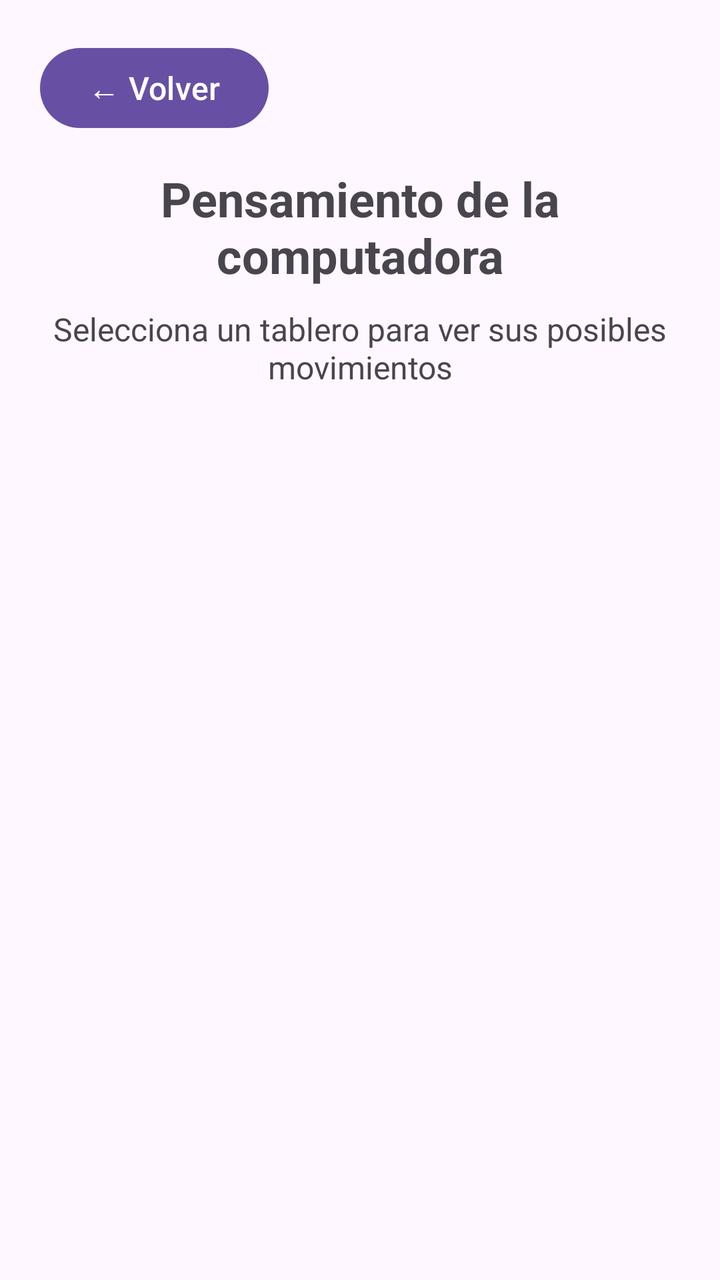
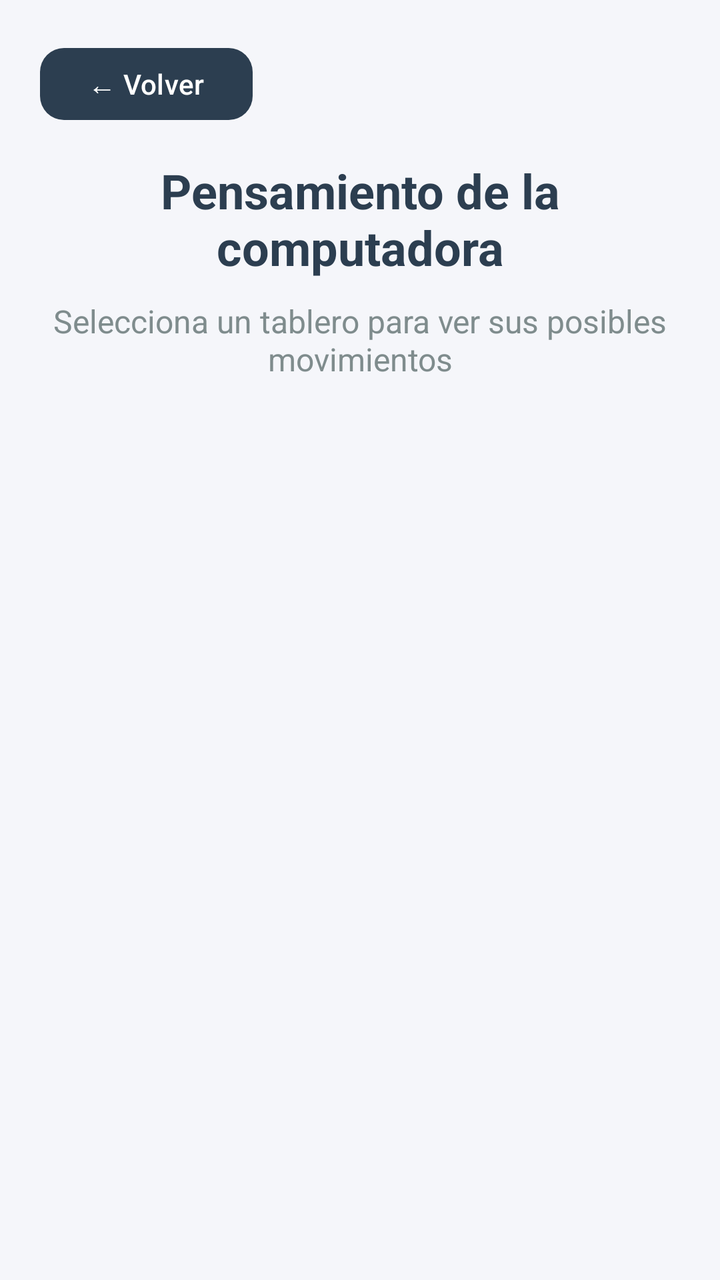

Screens rendered from an Android XML layout before and after an edit, with the pre-edit source and the edit as a unified diff.
<!-- AndroidManifest.xml: application theme Theme.ProyectoEDD -->
<!-- res/layout/activity_pensamiento.xml -->
<?xml version="1.0" encoding="utf-8"?>
<LinearLayout
    xmlns:android="http://schemas.android.com/apk/res/android"
    android:layout_width="match_parent"
    android:layout_height="match_parent"
    android:orientation="vertical"
    android:padding="20dp">

    <Button
        android:id="@+id/btnVolverPensamiento"
        android:layout_width="wrap_content"
        android:layout_height="wrap_content"
        android:text="← Volver"
        android:textSize="16sp" />

    <TextView
        android:id="@+id/tvTituloPensamiento"
        android:layout_width="match_parent"
        android:layout_height="wrap_content"
        android:layout_marginTop="15dp"
        android:gravity="center"
        android:text="Pensamiento de la computadora"
        android:textSize="24sp"
        android:textStyle="bold" />

    <TextView
        android:id="@+id/tvInstruccionPensamiento"
        android:layout_width="match_parent"
        android:layout_height="wrap_content"
        android:layout_marginTop="10dp"
        android:gravity="center"
        android:text="Selecciona un tablero para ver sus posibles movimientos"
        android:textSize="16sp" />

    <ScrollView
        android:layout_width="match_parent"
        android:layout_height="0dp"
        android:layout_weight="1"
        android:layout_marginTop="20dp">

        <LinearLayout
            android:id="@+id/contenedorTableros"
            android:layout_width="match_parent"
            android:layout_height="wrap_content"
            android:orientation="vertical" />

    </ScrollView>

</LinearLayout>
<!-- resources referenced by this layout -->
<resources>
  <style name="Theme.ProyectoEDD" parent="Base.Theme.ProyectoEDD" />
  <style name="Base.Theme.ProyectoEDD" parent="Theme.Material3.DayNight.NoActionBar">
          
          
      </style>
</resources>

<!-- the commit's change to res/layout/activity_pensamiento.xml (unified diff, before → after) -->
@@ -1,17 +1,22 @@
 <?xml version="1.0" encoding="utf-8"?>
 <LinearLayout
     xmlns:android="http://schemas.android.com/apk/res/android"
+    xmlns:app="http://schemas.android.com/apk/res-auto"
     android:layout_width="match_parent"
     android:layout_height="match_parent"
     android:orientation="vertical"
-    android:padding="20dp">
+    android:padding="20dp"
+    android:background="#F5F6FA">
 
     <Button
         android:id="@+id/btnVolverPensamiento"
         android:layout_width="wrap_content"
-        android:layout_height="wrap_content"
+        android:layout_height="44dp"
         android:text="← Volver"
-        android:textSize="16sp" />
+        android:textSize="14sp"
+        android:textColor="@color/white"
+        app:backgroundTint="#2C3E50"
+        app:cornerRadius="12dp" />
 
     <TextView
         android:id="@+id/tvTituloPensamiento"
@@ -21,7 +26,8 @@
         android:gravity="center"
         android:text="Pensamiento de la computadora"
         android:textSize="24sp"
-        android:textStyle="bold" />
+        android:textStyle="bold"
+        android:textColor="#2C3E50" />
 
     <TextView
         android:id="@+id/tvInstruccionPensamiento"
@@ -30,7 +36,8 @@
         android:layout_marginTop="10dp"
         android:gravity="center"
         android:text="Selecciona un tablero para ver sus posibles movimientos"
-        android:textSize="16sp" />
+        android:textSize="16sp"
+        android:textColor="#7F8C8D" />
 
     <ScrollView
         android:layout_width="match_parent"
<!-- resource entries referenced after the edit -->
@@ -1,5 +1,6 @@
 <!-- resources referenced by this layout -->
 <resources>
+  <color name="white">#FFFFFFFF</color>
   <style name="Theme.ProyectoEDD" parent="Base.Theme.ProyectoEDD" />
   <style name="Base.Theme.ProyectoEDD" parent="Theme.Material3.DayNight.NoActionBar">
           
